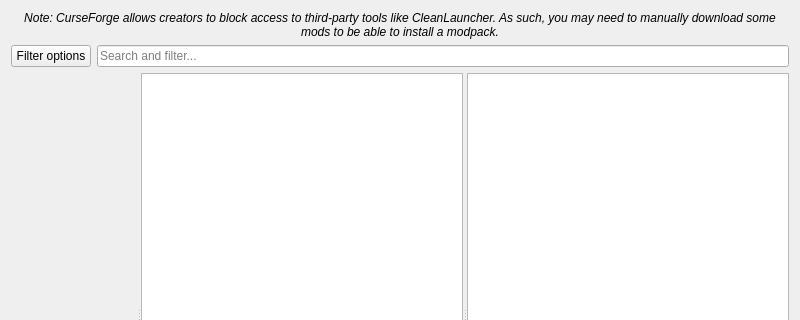
CleanLauncher/Launcher, file launcher/ui/pages/modplatform/flame/FlamePage.ui: the form before one commit; both pictures show x 0 to 800 and y 0 to 320 of the 800 by 600 pixel window.
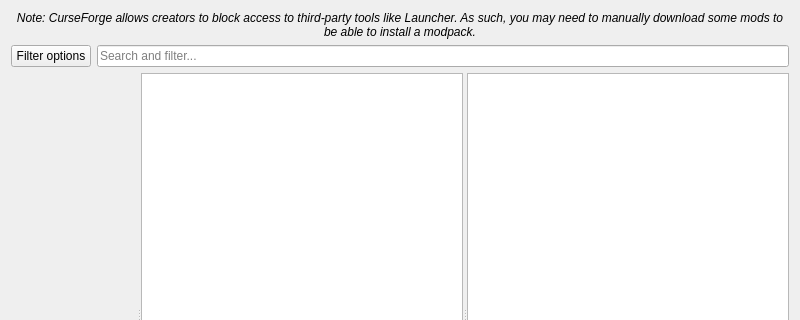
The form after the commit. Custom widgets are drawn as their Qt base class.

Commit message: refactor!: rename CleanLauncher to Launcher and remove all pinecone references

What changed in the file:
```diff
--- a/launcher/ui/pages/modplatform/flame/FlamePage.ui
+++ b/launcher/ui/pages/modplatform/flame/FlamePage.ui
@@ -19,7 +19,7 @@
       </font>
      </property>
      <property name="text">
-      <string>Note: CurseForge allows creators to block access to third-party tools like CleanLauncher. As such, you may need to manually download some mods to be able to install a modpack.</string>
+      <string>Note: CurseForge allows creators to block access to third-party tools like Launcher. As such, you may need to manually download some mods to be able to install a modpack.</string>
      </property>
      <property name="alignment">
       <set>Qt::AlignCenter</set>
```
The commit also changes 165 other files.
